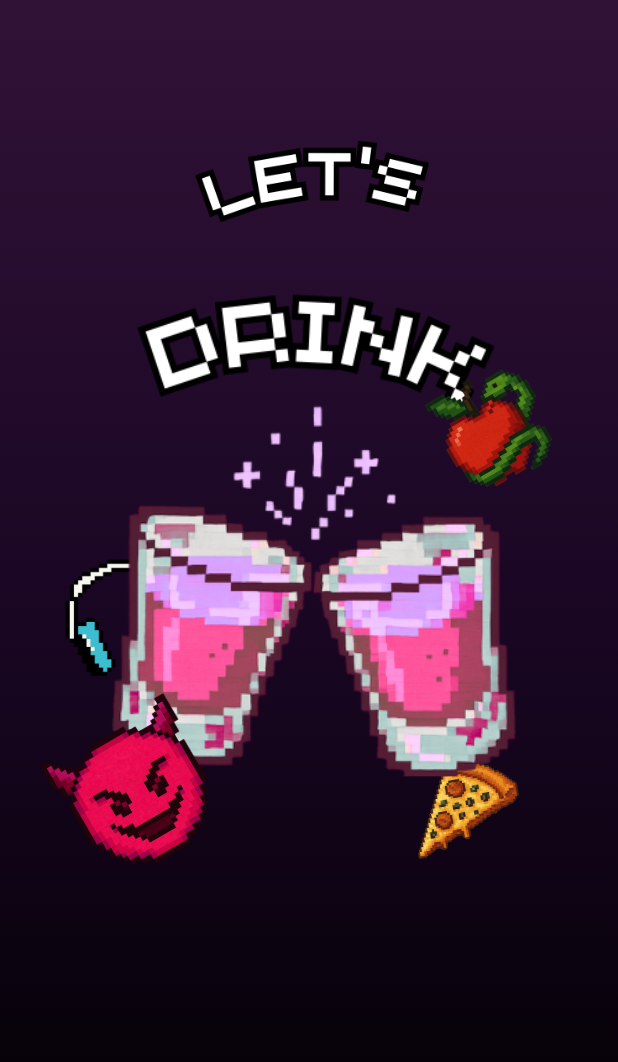
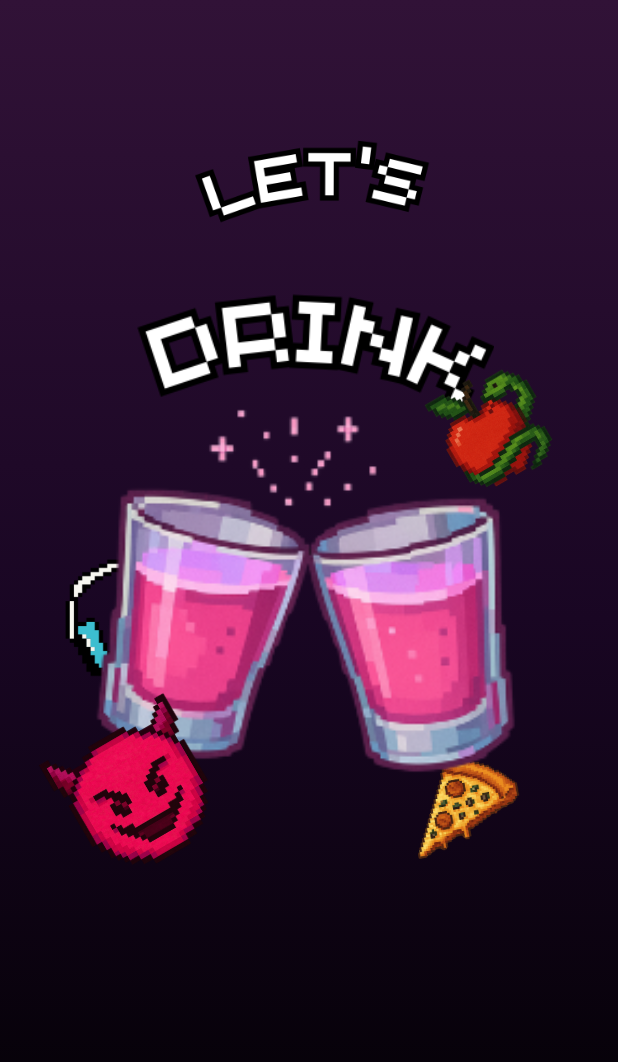
Before and after one commit to FreddyPaladines/letsdrinks, a Flutter app: the screen it shows after launch, on a phone screen of 412 x 824 dp. Shown: the top 1062 px of the screen. Run offline on Flutter 3.47's test engine with Material 3 defaults, Android fonts, the light colour scheme and no system bars.

Commit message:
Segundopush2

```diff
--- a/lib/main.dart
+++ b/lib/main.dart
@@ -101,8 +101,12 @@ class _AnimatedImageState extends State<AnimatedImage> with SingleTickerProvider
           Center(
             child: ScaleTransition(
               scale: _scaleAnimation,
-              child: Image.asset("assets/DosShotsRosados.png",
-                  width: screenHeight * 0.7, height: screenWidth * 0.7),
+              child: Image.asset(
+                "assets/DosShotsRosadpHD.png",
+                width: screenWidth * 0.7,
+                height: screenHeight * 0.35,
+                fit: BoxFit.cover,
+              ),
             ),
           ),
           Positioned(
```
Also changed, not shown: assets/DosShotsRosadpHD.png (added).
